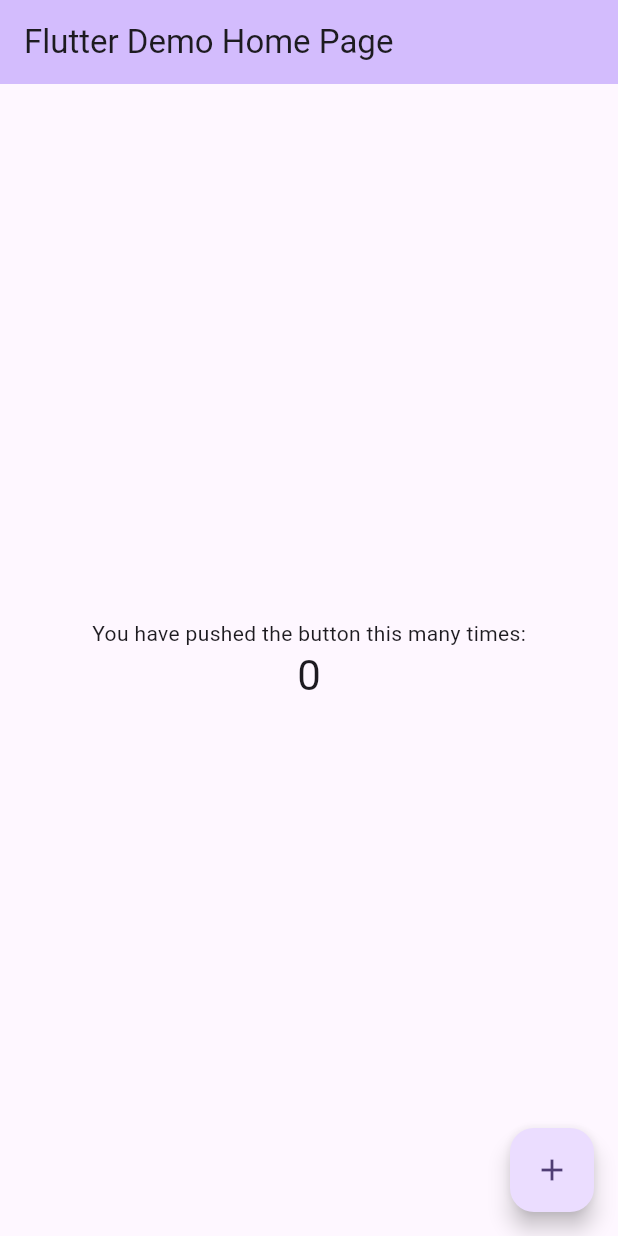
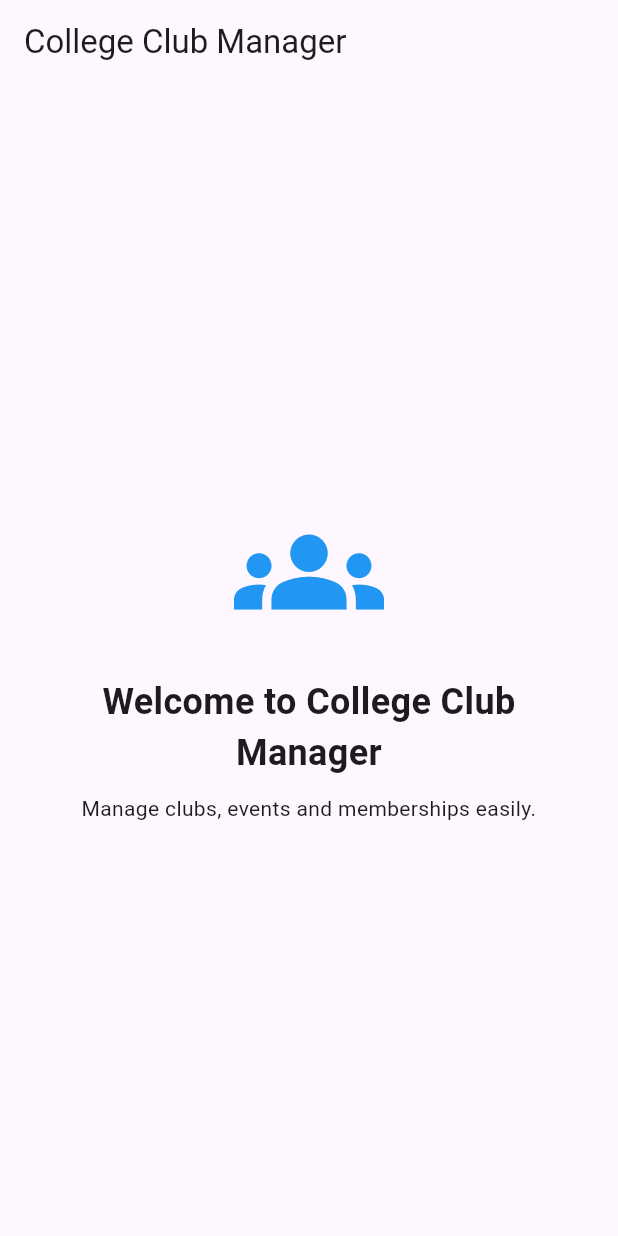
Before and after one commit to Satwika-y1/college-club-manager, a Flutter app: the screen it shows after launch, on a phone screen of 412 x 824 dp. Run offline on Flutter 3.47's test engine with Material 3 defaults, Android fonts, the light colour scheme and no system bars.

Commit message:
Added basic home screen

```diff
--- a/lib/main.dart
+++ b/lib/main.dart
@@ -1,121 +1,62 @@
 import 'package:flutter/material.dart';
 
 void main() {
-  runApp(const MyApp());
+  runApp(const CollegeClubManagerApp());
 }
 
-class MyApp extends StatelessWidget {
-  const MyApp({super.key});
+class CollegeClubManagerApp extends StatelessWidget {
+  const CollegeClubManagerApp({super.key});
 
-  // This widget is the root of your application.
   @override
   Widget build(BuildContext context) {
     return MaterialApp(
-      title: 'Flutter Demo',
+      debugShowCheckedModeBanner: false,
+      title: 'College Club Manager',
       theme: ThemeData(
-        // This is the theme of your application.
-        //
-        // TRY THIS: Try running your application with "flutter run". You'll see
-        // the application has a purple toolbar. Then, without quitting the app,
-        // try changing the seedColor in the colorScheme below to Colors.green
-        // and then invoke "hot reload" (save your changes or press the "hot
-        // reload" button in a Flutter-supported IDE, or press "r" if you used
-        // the command line to start the app).
-        //
-        // Notice that the counter didn't reset back to zero; the application
-        // state is not lost during the reload. To reset the state, use hot
-        // restart instead.
-        //
-        // This works for code too, not just values: Most code changes can be
-        // tested with just a hot reload.
-        colorScheme: .fromSeed(seedColor: Colors.deepPurple),
+        primarySwatch: Colors.blue,
       ),
-      home: const MyHomePage(title: 'Flutter Demo Home Page'),
+      home: const HomeScreen(),
     );
   }
 }
 
-class MyHomePage extends StatefulWidget {
-  const MyHomePage({super.key, required this.title});
-
-  // This widget is the home page of your application. It is stateful, meaning
-  // that it has a State object (defined below) that contains fields that affect
-  // how it looks.
-
-  // This class is the configuration for the state. It holds the values (in this
-  // case the title) provided by the parent (in this case the App widget) and
-  // used by the build method of the State. Fields in a Widget subclass are
-  // always marked "final".
-
-  final String title;
-
-  @override
-  State<MyHomePage> createState() => _MyHomePageState();
-}
-
-class _MyHomePageState extends State<MyHomePage> {
-  int _counter = 0;
-
-  void _incrementCounter() {
-    setState(() {
-      // This call to setState tells the Flutter framework that something has
-      // changed in this State, which causes it to rerun the build method below
-      // so that the display can reflect the updated values. If we changed
-      // _counter without calling setState(), then the build method would not be
-      // called again, and so nothing would appear to happen.
-      _counter++;
-    });
-  }
+class HomeScreen extends StatelessWidget {
+  const HomeScreen({super.key});
 
   @override
   Widget build(BuildContext context) {
-    // This method is rerun every time setState is called, for instance as done
-    // by the _incrementCounter method above.
-    //
-    // The Flutter framework has been optimized to make rerunning build methods
-    // fast, so that you can just rebuild anything that needs updating rather
-    // than having to individually change instances of widgets.
     return Scaffold(
       appBar: AppBar(
-        // TRY THIS: Try changing the color here to a specific color (to
-        // Colors.amber, perhaps?) and trigger a hot reload to see the AppBar
-        // change color while the other colors stay the same.
-        backgroundColor: Theme.of(context).colorScheme.inversePrimary,
-        // Here we take the value from the MyHomePage object that was created by
-        // the App.build method, and use it to set our appbar title.
-        title: Text(widget.title),
+        title: const Text("College Club Manager"),
       ),
       body: Center(
-        // Center is a layout widget. It takes a single child and positions it
-        // in the middle of the parent.
-        child: Column(
-          // Column is also a layout widget. It takes a list of children and
-          // arranges them vertically. By default, it sizes itself to fit its
-          // children horizontally, and tries to be as tall as its parent.
-          //
-          // Column has various properties to control how it sizes itself and
-          // how it positions its children. Here we use mainAxisAlignment to
-          // center the children vertically; the main axis here is the vertical
-          // axis because Columns are vertical (the cross axis would be
-          // horizontal).
-          //
-          // TRY THIS: Invoke "debug painting" (choose the "Toggle Debug Paint"
-          // action in the IDE, or press "p" in the console), to see the
-          // wireframe for each widget.
-          mainAxisAlignment: .center,
-          children: [
-            const Text('You have pushed the button this many times:'),
-            Text(
-              '$_counter',
-              style: Theme.of(context).textTheme.headlineMedium,
-            ),
-          ],
+        child: Padding(
+          padding: const EdgeInsets.all(20),
+          child: Column(
+            mainAxisAlignment: MainAxisAlignment.center,
+            children: const [
+              Icon(
+                Icons.groups,
+                size: 100,
+                color: Colors.blue,
+              ),
+              SizedBox(height: 20),
+              Text(
+                "Welcome to College Club Manager",
+                textAlign: TextAlign.center,
+                style: TextStyle(
+                  fontSize: 24,
+                  fontWeight: FontWeight.bold,
+                ),
+              ),
+              SizedBox(height: 10),
+              Text(
+                "Manage clubs, events and memberships easily.",
+                textAlign: TextAlign.center,
+              ),
+            ],
+          ),
         ),
-      ),
-      floatingActionButton: FloatingActionButton(
-        onPressed: _incrementCounter,
-        tooltip: 'Increment',
-        child: const Icon(Icons.add),
       ),
     );
   }
```
